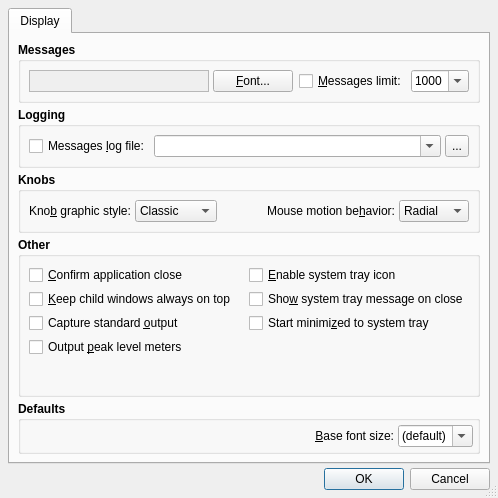
First picture: the form in src/qsynthOptionsForm.ui, repository rncbc/qsynth, before the edit.
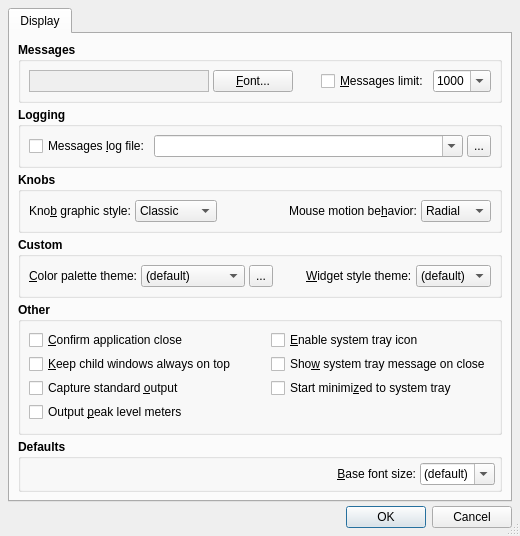
Second picture: the form after the edit. Icons and pictures are not drawn.

Commit message: - Custom color (palette) theme editor introduced; color   (palette) theme changes are now effective immediately,   except on default. (EXPERIMENTAL)

```diff
--- a/src/qsynthOptionsForm.ui
+++ b/src/qsynthOptionsForm.ui
@@ -25,8 +25,8 @@
    <rect>
     <x>0</x>
     <y>0</y>
-    <width>498</width>
-    <height>498</height>
+    <width>520</width>
+    <height>480</height>
    </rect>
   </property>
   <property name="windowTitle" >
@@ -431,6 +431,155 @@
          </layout>
         </widget>
        </item>
+       <item>
+        <widget class="QGroupBox" name="CustomGroupBox">
+         <property name="font" >
+          <font>
+           <weight>75</weight>
+           <bold>true</bold>
+          </font>
+         </property>
+         <property name="title" >
+          <string>Custom</string>
+         </property>
+         <property name="flat" >
+          <bool>true</bool>
+         </property>
+         <layout class="QGridLayout">
+          <item row="0" column="0">
+           <widget class="QLabel" name="CustomColorThemeTextLabel">
+            <property name="font">
+             <font>
+              <weight>50</weight>
+              <bold>false</bold>
+             </font>
+            </property>
+            <property name="text">
+             <string>&amp;Color palette theme:</string>
+            </property>
+            <property name="alignment">
+             <set>Qt::AlignRight|Qt::AlignTrailing|Qt::AlignVCenter</set>
+            </property>
+            <property name="buddy">
+             <cstring>CustomColorThemeComboBox</cstring>
+            </property>
+           </widget>
+          </item>
+          <item row="0" column="1">
+           <widget class="QComboBox" name="CustomColorThemeComboBox">
+            <property name="font">
+             <font>
+              <weight>50</weight>
+              <bold>false</bold>
+             </font>
+            </property>
+            <property name="toolTip">
+             <string>Custom color palette theme</string>
+            </property>
+            <property name="editable">
+             <bool>false</bool>
+            </property>
+            <item>
+             <property name="text">
+              <string>(default)</string>
+             </property>
+            </item>
+            <item>
+             <property name="text">
+              <string>Wonton Soup</string>
+             </property>
+            </item>
+            <item>
+             <property name="text">
+              <string>KXStudio</string>
+             </property>
+            </item>
+           </widget>
+          </item>
+          <item row="0" column="3">
+           <widget class="QToolButton" name="CustomColorThemeToolButton">
+            <property name="minimumSize">
+             <size>
+              <width>22</width>
+              <height>22</height>
+             </size>
+            </property>
+            <property name="maximumSize">
+             <size>
+              <width>24</width>
+              <height>24</height>
+             </size>
+            </property>
+            <property name="font">
+             <font>
+              <weight>50</weight>
+              <bold>false</bold>
+             </font>
+            </property>
+            <property name="focusPolicy">
+             <enum>Qt::TabFocus</enum>
+            </property>
+            <property name="toolTip">
+             <string>Manage custom color palette themes</string>
+            </property>
+            <property name="text">
+             <string>...</string>
+            </property>
+           </widget>
+          </item>
+          <item row="0" column="4">
+           <spacer>
+            <property name="orientation">
+             <enum>Qt::Horizontal</enum>
+            </property>
+            <property name="sizeHint">
+             <size>
+              <width>20</width>
+              <height>20</height>
+             </size>
+            </property>
+           </spacer>
+          </item>
+          <item row="0" column="5">
+           <widget class="QLabel" name="CustomStyleThemeTextLabel">
+            <property name="font">
+             <font>
+              <weight>50</weight>
+              <bold>false</bold>
+             </font>
+            </property>
+            <property name="text">
+             <string>&amp;Widget style theme:</string>
+            </property>
+            <property name="buddy">
+             <cstring>CustomStyleThemeComboBox</cstring>
+            </property>
+           </widget>
+          </item>
+          <item row="0" column="6">
+           <widget class="QComboBox" name="CustomStyleThemeComboBox">
+            <property name="font">
+             <font>
+              <weight>50</weight>
+              <bold>false</bold>
+             </font>
+            </property>
+            <property name="toolTip">
+             <string>Custom widget style theme</string>
+            </property>
+            <property name="editable">
+             <bool>false</bool>
+            </property>
+            <item>
+             <property name="text">
+              <string>(default)</string>
+             </property>
+            </item>
+           </widget>
+          </item>
+         </layout>
+        </widget>
+       </item>
        <item>
         <widget class="QGroupBox" name="OtherGroupBox" >
          <property name="font" >
```
Left out of the diff: 3 changed lines with no effect on the pictures. The commit also changes 17 other files.
